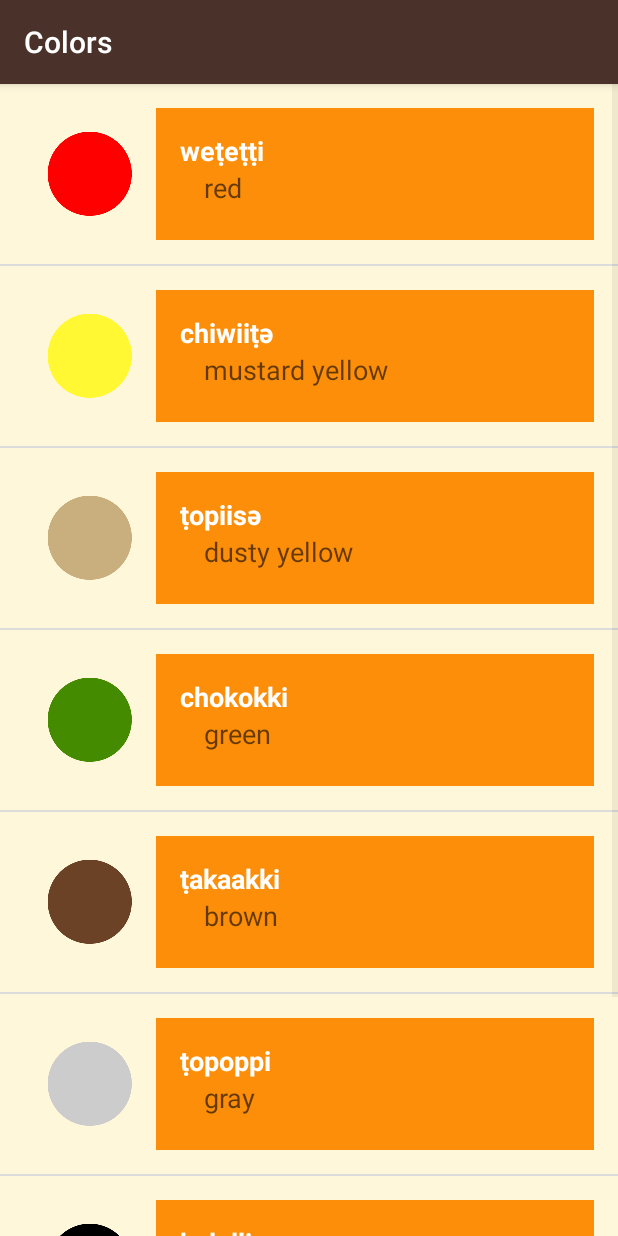
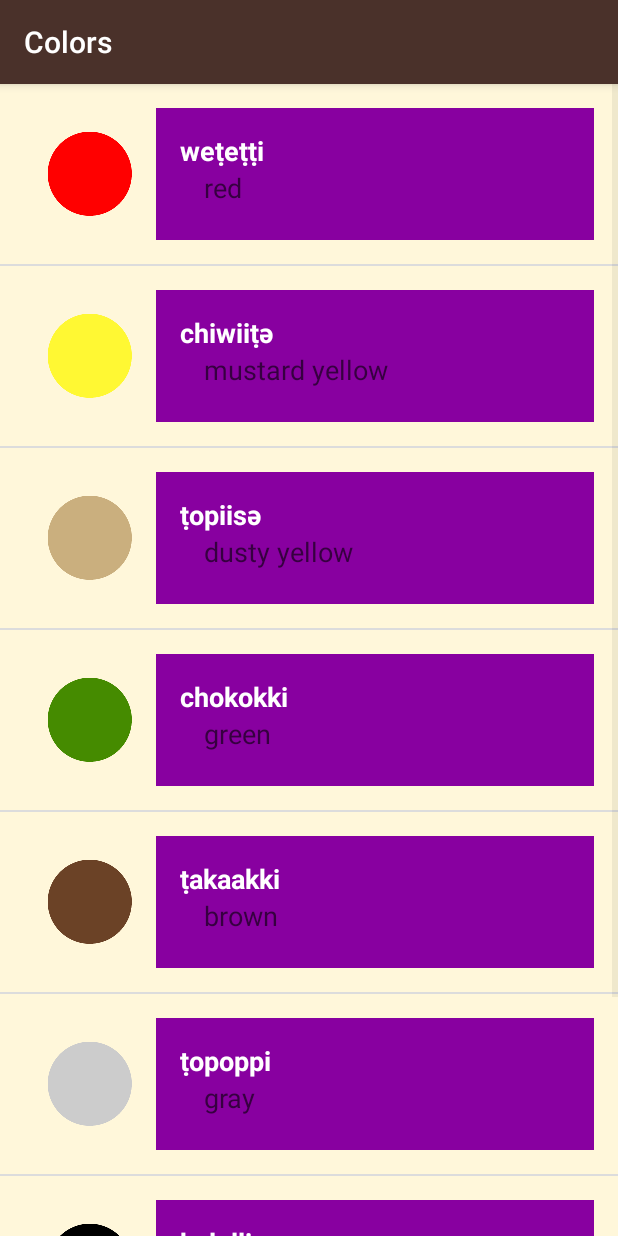
Before and after one commit to vjs3/AndroidBasicNanodegree, an Android app: the ColorsActivity screen opened directly, with no data from a screen before it, on a phone screen of 412 x 824 dp. Run offline under Robolectric (Android 15) with nearby library versions, the phone set to English and light mode, and no system bars.

Commit message:
background respective to each list items has been added

```diff
--- a/Miwok/app/src/main/java/com/example/android/miwok/ColorsActivity.java
+++ b/Miwok/app/src/main/java/com/example/android/miwok/ColorsActivity.java
@@ -25,7 +25,7 @@ public class ColorsActivity extends AppCompatActivity {
 
         // Create an {@link WordAdapter}, whose data source is a list of {@link Word}s. The
         // adapter knows how to create list items for each item in the list.
-        WordAdapter adapter = new WordAdapter(this, words);
+        WordAdapter adapter = new WordAdapter(this, words, R.color.category_colors);
 
         // Find the {@link ListView} object in the view hierarchy of the {@link Activity}.
         // There should be a {@link ListView} with the view ID called list, which is declared in the
--- a/Miwok/app/src/main/java/com/example/android/miwok/FamilyActivity.java
+++ b/Miwok/app/src/main/java/com/example/android/miwok/FamilyActivity.java
@@ -27,7 +27,7 @@ public class FamilyActivity extends AppCompatActivity {
 
         // Create an {@link WordAdapter}, whose data source is a list of {@link Word}s. The
         // adapter knows how to create list items for each item in the list.
-        WordAdapter adapter = new WordAdapter(this, words);
+        WordAdapter adapter = new WordAdapter(this, words, R.color.category_family);
 
         // Find the {@link ListView} object in the view hierarchy of the {@link Activity}.
         // There should be a {@link ListView} with the view ID called list, which is declared in the
--- a/Miwok/app/src/main/java/com/example/android/miwok/NumbersActivity.java
+++ b/Miwok/app/src/main/java/com/example/android/miwok/NumbersActivity.java
@@ -27,7 +27,7 @@ public class NumbersActivity extends AppCompatActivity {
 
         // Create an {@link WordAdapter}, whose data source is a list of {@link Word}s. The
         // adapter knows how to create list items for each item in the list.
-        WordAdapter adapter = new WordAdapter(this, words);
+        WordAdapter adapter = new WordAdapter(this, words, R.color.category_numbers);
 
         // Find the {@link ListView} object in the view hierarchy of the {@link Activity}.
         // There should be a {@link ListView} with the view ID called list, which is declared in the
--- a/Miwok/app/src/main/java/com/example/android/miwok/PhrasesActivity.java
+++ b/Miwok/app/src/main/java/com/example/android/miwok/PhrasesActivity.java
@@ -27,11 +27,11 @@ public class PhrasesActivity extends AppCompatActivity {
 
         // Create an {@link WordAdapter}, whose data source is a list of {@link Word}s. The
         // adapter knows how to create list items for each item in the list.
-        WordAdapter adapter = new WordAdapter(this, words);
+        WordAdapter adapter = new WordAdapter(this, words, R.color.category_phrases);
 
         // Find the {@link ListView} object in the view hierarchy of the {@link Activity}.
         // There should be a {@link ListView} with the view ID called list, which is declared in the
-        // word_list.xml.xmlyout file.
+        // word_list.xml file.
         ListView listView = (ListView) findViewById(R.id.list);
 
         // Make the {@link ListView} use the {@link WordAdapter} we created above, so that the
--- a/Miwok/app/src/main/java/com/example/android/miwok/WordAdapter.java
+++ b/Miwok/app/src/main/java/com/example/android/miwok/WordAdapter.java
@@ -2,6 +2,7 @@ package com.example.android.miwok;
 
 import android.content.Context;
 import android.support.annotation.NonNull;
+import android.support.v4.content.ContextCompat;
 import android.view.LayoutInflater;
 import android.view.View;
 import android.view.ViewGroup;
@@ -18,9 +19,11 @@ import java.util.ArrayList;
 
 public class WordAdapter extends ArrayAdapter<Word> {
 
+    private int mColorResourceId;
 
-    public WordAdapter(Context context, ArrayList<Word> words) {
+    public WordAdapter(Context context, ArrayList<Word> words, int backGroundColorId) {
         super(context, 0, words);
+        mColorResourceId = backGroundColorId;
     }
 
     @NonNull
@@ -40,15 +43,19 @@ public class WordAdapter extends ArrayAdapter<Word> {
 
         englishTranslation.setText(currentWord.getEnglishTranslation());
         miwokTranslation.setText(currentWord.getMiwokTranslation());
-       // imageView.setImageResource(currentWord.getImageResourceId());
+        // imageView.setImageResource(currentWord.getImageResourceId());
 
-        if(currentWord.hasImage()) {
+        if (currentWord.hasImage()) {
             imageView.setImageResource(currentWord.getImageResourceId());
             imageView.setVisibility(View.VISIBLE);
         } else {
             imageView.setVisibility(View.GONE);
         }
 
+        View textContainer = listItemView.findViewById(R.id.text_container);
+        int color = ContextCompat.getColor(getContext(), mColorResourceId);
+        textContainer.setBackgroundColor(color);
+
         return listItemView;
     }
 
--- a/Miwok/app/src/main/res/layout/list_item.xml
+++ b/Miwok/app/src/main/res/layout/list_item.xml
@@ -18,8 +18,7 @@
         android:layout_width="match_parent"
         android:layout_height="match_parent"
         android:orientation="vertical"
-        android:paddingLeft="16dp"
-        android:background="@color/category_numbers">
+        android:paddingLeft="16dp">
 
 
     <TextView
```
